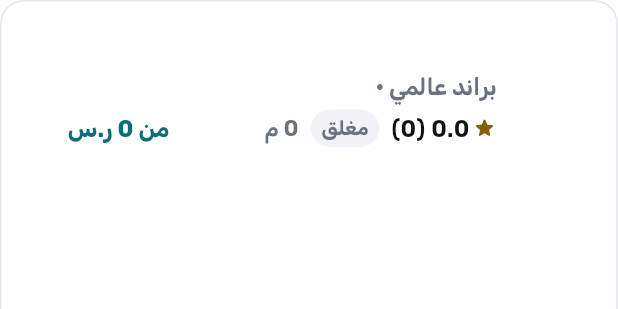
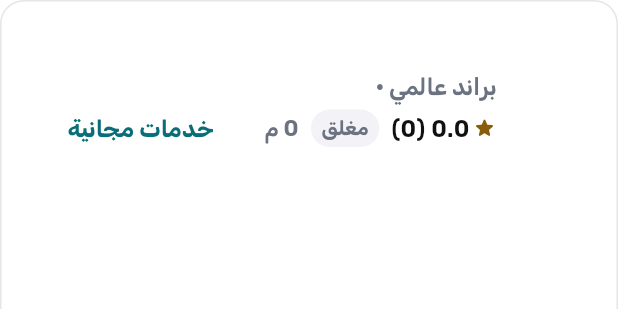
Before and after one commit to AmrShuaib/naslook_app, a Flutter app: the BizRow widget shown alone on an empty page, opened directly with empty values, on a phone screen of 412 x 824 dp. Shown: the top 309 px of the screen. Run offline on Flutter 3.47's test engine with Material 3 defaults, Android fonts, the phone set to English and light mode, and no system bars; our stand-ins replace flutter_map, flutter_riverpod, geolocator, image_picker, just_audio, latlong2 and 4 more; missing offline and left inert: dart:js_interop, dart:ui_web, record; accounts and stored records are empty; network calls fail.

Commit message:
صف النشاط يعرض «خدمات مجانية» بدل «من 0 ر.س» عندما تكون كل خدماته مجانية
Co-Authored-By: Claude Fable 5.1 <noreply@anthropic.com>
Claude-Session: https://claude.ai/code/session_01UVhvjiniB1rUSGdhVacon7

```diff
--- a/lib/pages/business/business_list.dart
+++ b/lib/pages/business/business_list.dart
@@ -162,7 +162,7 @@ class BizRow extends StatelessWidget {
                     if (b.distanceLabel != null) Text(b.distanceLabel!, style: const TextStyle(color: Joy.textMuted, fontSize: 12)),
                   ]),
                 ),
-                if (b.minPrice != null) Padding(padding: const EdgeInsetsDirectional.only(start: 6), child: Text('من ${money(b.minPrice!)}', style: const TextStyle(color: Joy.primary, fontWeight: FontWeight.w700, fontSize: 12.5))),
+                if (b.minPrice != null) Padding(padding: const EdgeInsetsDirectional.only(start: 6), child: Text(b.minPrice == 0 ? 'خدمات مجانية' : 'من ${money(b.minPrice!)}', style: const TextStyle(color: Joy.primary, fontWeight: FontWeight.w700, fontSize: 12.5))),
               ]),
             ]),
           ),
```
